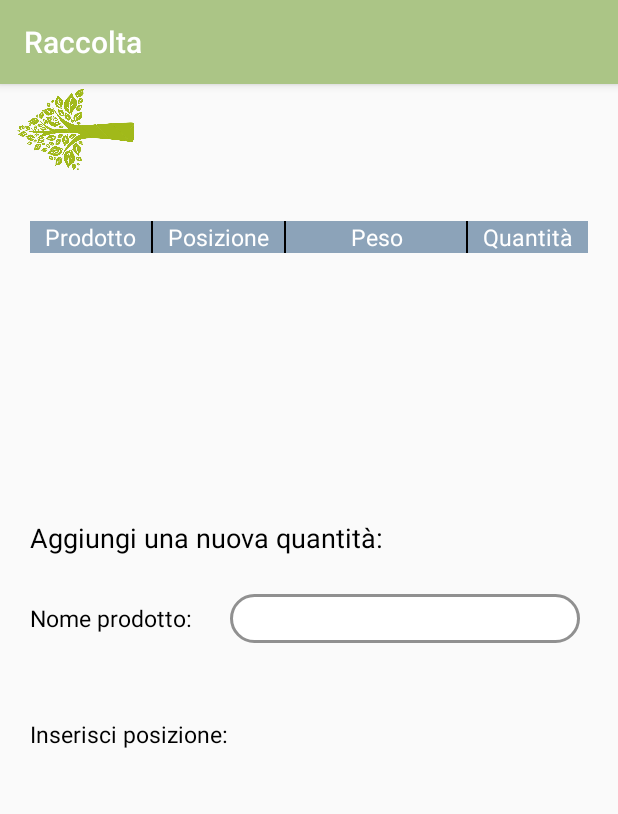
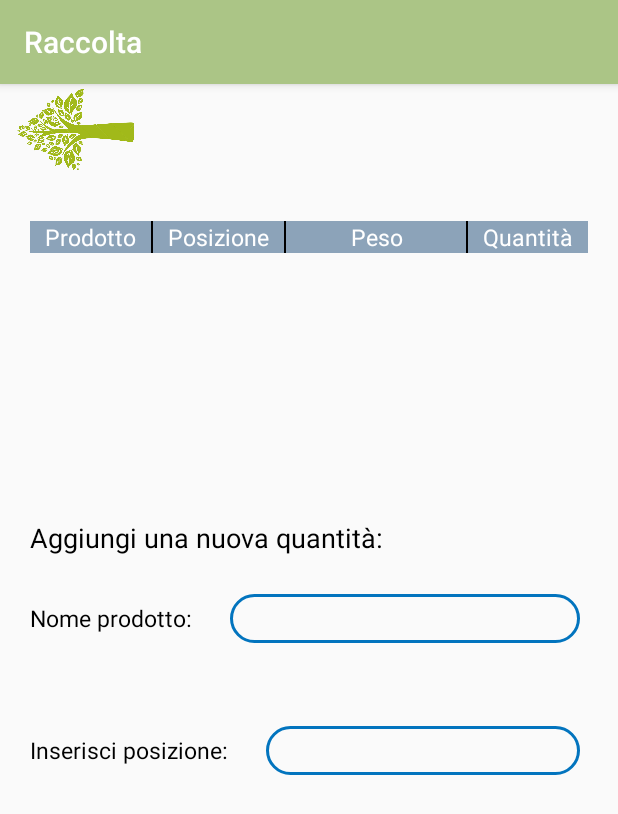
Before and after one commit to kenz097/Gruppo-18-Smart-Farming, an Android app: the Raccolta screen opened directly, with no data from a screen before it, on a phone screen of 412 x 824 dp. Shown: the top 814 px of the screen. Run offline under Robolectric (Android 15) with nearby library versions, the phone set to English and light mode, and no system bars.

Commit message:
Raccolta interface improvement

```diff
--- a/app/src/main/res/layout/activity_raccolta.xml
+++ b/app/src/main/res/layout/activity_raccolta.xml
@@ -107,7 +107,7 @@
             android:id="@+id/nome_Prodotto"
             android:layout_width="match_parent"
             android:layout_height="wrap_content"
-            android:background="@drawable/edit_element_style"
+            android:background="@drawable/et_style"
             android:singleLine="true"
             android:paddingTop="8dp"
             android:layout_marginLeft="25dp"
@@ -133,5 +133,16 @@
             android:textSize="15dp"
             android:id="@+id/label2"
             />
+        <EditText
+            android:id="@+id/posizione"
+            android:layout_width="match_parent"
+            android:layout_height="wrap_content"
+            android:background="@drawable/et_style"
+            android:singleLine="true"
+            android:paddingTop="8dp"
+            android:layout_marginLeft="25dp"
+            android:layout_marginRight="25dp"
+            android:layout_marginTop="25dp"
+            />
     </LinearLayout>
 </RelativeLayout>
```
